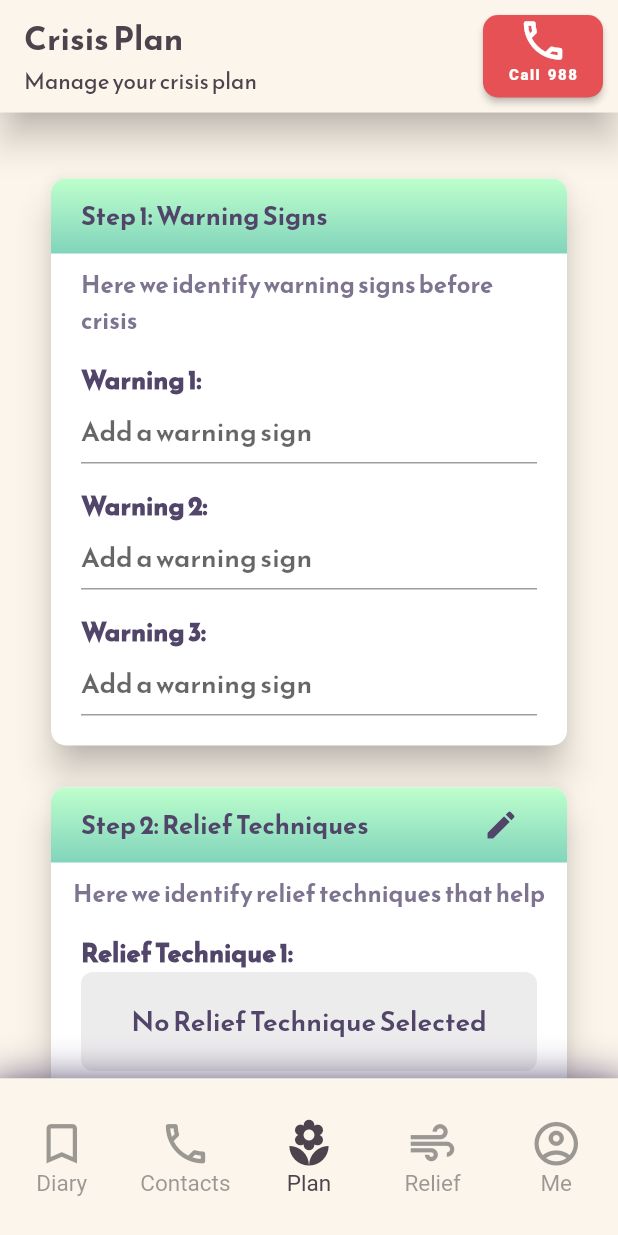
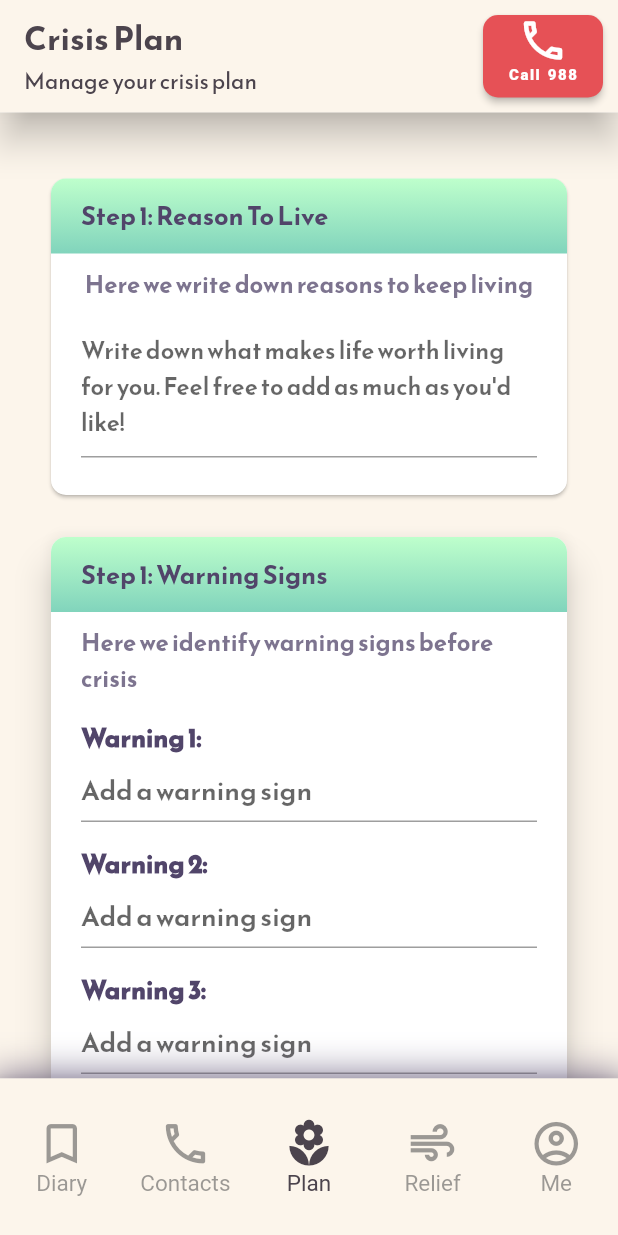
Before and after one commit to AlexShor0103/Team-2136-ReliefLink, a Flutter app: the screen it shows after launch, on a phone screen of 412 x 824 dp. Run offline on Flutter 3.47's test engine with Material 2 defaults, Android fonts, the phone set to English and light mode, and no system bars; our stand-ins replace chewie, fl_chart, google_maps_flutter, pie_chart, shared_preferences, syncfusion_flutter_charts and 1 more; missing offline and left inert: store_redirect.

Commit message:
add reasonCard

```diff
--- /dev/null
+++ b/lib/components/CrisisPlan/reasonToLive.dart
@@ -0,0 +1,30 @@
+import 'package:flutter/material.dart';
+import 'package:relieflink/utils/constants.dart';
+import 'package:relieflink/activities/activities.dart';
+import 'package:relieflink/utils/relief_technique_utils.dart';
+
+Widget reasonInput(String placeholder) {
+  return Padding(padding: EdgeInsets.only(left: 20, right: 20, bottom: 25),
+    child: Column(
+      crossAxisAlignment: CrossAxisAlignment.start,
+      children: [
+        TextFormField(
+          onChanged: (value) => {placeholder = value},
+          style: const TextStyle(
+            color: AppColors.font,
+            fontFamily: 'MainFont',
+            fontWeight: FontWeight.w600,
+            fontSize: 16
+          ),
+          minLines: 1,
+          maxLines: 6,
+          keyboardType: TextInputType.multiline,
+          decoration: InputDecoration(
+            hintText: placeholder,
+            fillColor: AppColors.black.withOpacity(0.1),
+          ),
+        )
+      ]
+    )
+  );
+}
--- a/lib/screens/CrisisPlanScreen.dart
+++ b/lib/screens/CrisisPlanScreen.dart
@@ -6,6 +6,7 @@ import '../../utils/crisis_data_utils.dart';
 import '../../utils/data_storage.dart';
 import 'package:relieflink/components/CrisisPlan/warningSignsCrisisCard.dart';
 import 'package:relieflink/components/CrisisPlan/reliefTechniqueCrisisCard.dart';
+import 'package:relieflink/components/CrisisPlan/reasonToLive.dart';
 
 class CrisisPlan extends StatefulWidget {
   const CrisisPlan({Key? key}) : super(key: key);
@@ -18,6 +19,7 @@ class _CrisisPlanState extends State<CrisisPlan> {
   double cardHeight = 360;
   double labelHeight = 50;
   //step 1
+  String reasonToLive = "";
   String firstWarningSign = "";
   String secondWarningSign = "";
   String thirdWarningSign = "";
@@ -49,6 +51,7 @@ class _CrisisPlanState extends State<CrisisPlan> {
       DataStorage.init().then((success) {
         data = DataStorage.getCrisisData();
       }).then((arg) {
+        reasonToLive = data!.reasonToLive;
         firstWarningSign = data!.firstWarningSign;
         secondWarningSign = data!.secondWarningSign;
         thirdWarningSign = data!.thirdWarningSign;
@@ -69,6 +72,7 @@ class _CrisisPlanState extends State<CrisisPlan> {
         setState(() {}); //Manually call build
       });
     } else {
+      reasonToLive = data.reasonToLive;
       firstWarningSign = data.firstWarningSign;
       secondWarningSign = data.secondWarningSign;
       thirdWarningSign = data.thirdWarningSign;
@@ -103,6 +107,8 @@ class _CrisisPlanState extends State<CrisisPlan> {
                   mainAxisAlignment: MainAxisAlignment.start,
                   children: [
                     const SizedBox(height: 40),
+                    reasonCard(),
+                    const SizedBox(height: 20),
                     warningCard(),
                     const SizedBox(height: 20),
                     reliefCard(),
@@ -117,6 +123,56 @@ class _CrisisPlanState extends State<CrisisPlan> {
                   ),
             ] // Children
             ));
+  }
+
+  Widget reasonCard() {
+    return Card(
+      shape: const RoundedRectangleBorder(
+          borderRadius: BorderRadius.all(Radius.circular(10))),
+      child: Container(
+          // height: cardHeight,
+          child: Column(
+        children: [
+          //container for gradient
+          Container(
+            alignment: Alignment.centerLeft,
+            child: const Padding(
+              padding: EdgeInsets.only(left: 20.0),
+              child: Text(
+                "Step 1: Reason To Live",
+                textAlign: TextAlign.start,
+                style: TextStyle(
+                  color: AppColors.font,
+                  fontFamily: 'MainFont',
+                  fontWeight: FontWeight.bold,
+                  fontSize: 17,
+                ),
+              ),
+            ),
+            height: labelHeight,
+            constraints: BoxConstraints(minWidth: double.infinity),
+            decoration: const BoxDecoration(
+                gradient: AppGrads.mainGreen,
+                borderRadius: BorderRadius.only(
+                  topLeft: Radius.circular(10),
+                  topRight: Radius.circular(10),
+                )),
+          ),
+          //spacer
+          const SizedBox(height: 8),
+          // text for the intro
+          Text("Here we write down reasons to keep living",
+              style: TextStyle(
+                color: AppColors.font.withOpacity(0.75),
+                fontFamily: 'MainFont',
+                fontWeight: FontWeight.w700,
+                fontSize: 16,
+              )),
+          const SizedBox(height: 8),
+          reasonInput(reasonToLive),
+        ],
+      )),
+    );
   }
 
   Widget warningCard() {
@@ -156,7 +212,8 @@ class _CrisisPlanState extends State<CrisisPlan> {
           //spacer
           const SizedBox(height: 8),
           // text for the intro'
-              Padding(padding: EdgeInsets.symmetric(horizontal: 20),
+          Padding(
+            padding: EdgeInsets.symmetric(horizontal: 20),
             child: Text("Here we identify warning signs before crisis",
                 style: TextStyle(
                   color: AppColors.font.withOpacity(0.75),
@@ -219,13 +276,13 @@ class _CrisisPlanState extends State<CrisisPlan> {
       AlertDialog alert = AlertDialog(
           title: const Text("Choose Relief Techniques", style: TextStyle()),
           content: Column(children: [
-            const Padding(padding: EdgeInsets.symmetric(horizontal: 20),
+            const Padding(
+              padding: EdgeInsets.symmetric(horizontal: 20),
               child: Text(
                 "Here you can choose which Relief Techniques you would like to include",
                 textAlign: TextAlign.center,
               ),
             ),
-
             ReliefTextDropdown(
                 label: "Relief Technique 1:",
                 curVal: firstCopingStrategy,
@@ -314,16 +371,20 @@ class _CrisisPlanState extends State<CrisisPlan> {
               )),
           const SizedBox(height: 15),
 
-              reliefInput("Relief Technique 1: ", firstCopingStrategy, () => showReliefEditDialogue(context)),
+          reliefInput("Relief Technique 1: ", firstCopingStrategy,
+              () => showReliefEditDialogue(context)),
           const SizedBox(height: 15),
-              reliefInput("Relief Technique 2: ", secondCopingStrategy, () => showReliefEditDialogue(context)),
+          reliefInput("Relief Technique 2: ", secondCopingStrategy,
+              () => showReliefEditDialogue(context)),
           const SizedBox(height: 15),
-              reliefInput("Relief Technique 3: ", thirdCopingStrategy, () => showReliefEditDialogue(context)),
+          reliefInput("Relief Technique 3: ", thirdCopingStrategy,
+              () => showReliefEditDialogue(context)),
           const SizedBox(height: 20),
         ],
       )),
     );
   }
+
   Widget distractingContactsCard() {
     return Card(
       elevation: 10,
--- a/lib/utils/crisis_data_utils.dart
+++ b/lib/utils/crisis_data_utils.dart
@@ -1,4 +1,5 @@
 class CrisisData {
+  String reasonToLive;
   String firstWarningSign;
   String secondWarningSign;
   String thirdWarningSign;
@@ -23,6 +24,7 @@ class CrisisData {
   String secondEnvironmentalSafetyStep;
 
   CrisisData({
+    required this.reasonToLive,
     required this.firstWarningSign,
     required this.secondWarningSign,
     required this.thirdWarningSign,
@@ -42,8 +44,8 @@ class CrisisData {
     required this.secondEnvironmentalSafetyStep,
   });
 
-
-  CrisisData.blankAccount():
+  CrisisData.blankAccount()
+      : reasonToLive = "Write down what makes life worth living for you. Feel free to add as much as you'd like!",
         firstWarningSign = "Add a warning sign",
         secondWarningSign = "Add a warning sign",
         thirdWarningSign = "Add a warning sign",
@@ -59,9 +61,11 @@ class CrisisData {
         firstProfessionalContact = "Add a licensed professional contact",
         secondProfessionalContact = "Add a licensed professional contact",
         localUrgentCare = "Add a local urgent care",
-        firstEnvironmentalSafetyStep = "Tap here to set steps to make your location safer for you",
-        secondEnvironmentalSafetyStep = "";
-  CrisisData.fromJson(Map<String, dynamic> json):
+        firstEnvironmentalSafetyStep =
+            "Tap here to set steps to make your location safer for you",
+        secondEnvironmentalSafetyStep = "Tap here to set steps to make your location safer for you";
+  CrisisData.fromJson(Map<String, dynamic> json)
+      : reasonToLive = json['reasonToLive'],
         firstWarningSign = json['firstWarningSign'],
         secondWarningSign = json['secondWarningSign'],
         thirdWarningSign = json['thirdWarningSign'],
@@ -82,6 +86,7 @@ class CrisisData {
 
   Map<String, dynamic> toJson() {
     return {
+      'reasonToLive': reasonToLive,
       'firstWarningSign': firstWarningSign,
       'secondWarningSign': secondWarningSign,
       'thirdWarningSign': thirdWarningSign,
```
Lines whose indentation alone changed are shown as unchanged.
